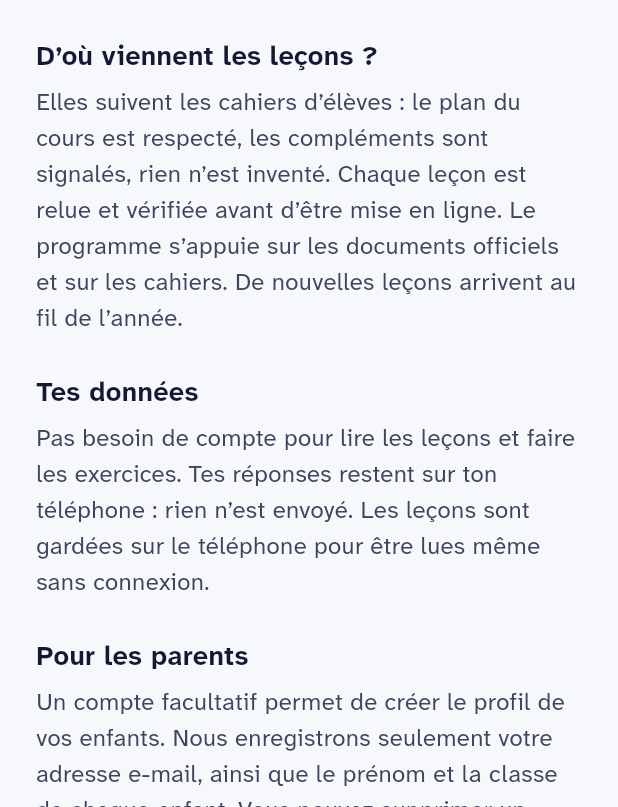
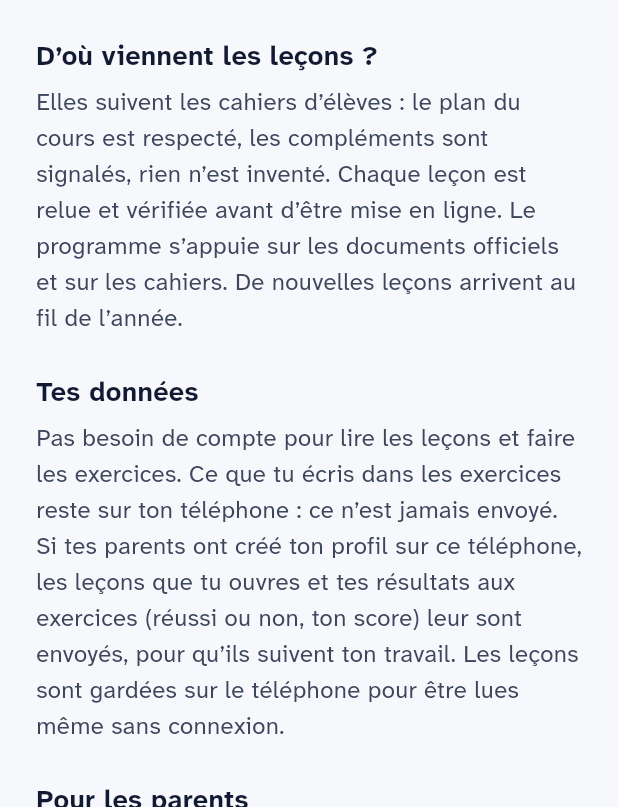
Before and after one commit to bgueye/SamaClasse, a Flutter app: the AProposScreen screen opened directly, on a phone screen of 412 x 824 dp, the part 429-1236 px from its top. Run offline on Flutter 3.47's test engine with Material 3 defaults, Android fonts, the phone set to English and light mode, and no system bars; our stand-ins replace flutter_markdown_plus, go_router, shared_preferences, supabase_flutter; accounts and stored records are empty.

Commit message:
Met à jour la page À propos pour le suivi des enfants (phase 3)
« Tes données » et « Pour les parents » décrivent désormais le suivi : le
texte saisi n'est jamais envoyé ; avec un profil choisi sur le téléphone,
leçons ouvertes et résultats partent vers le seul compte parent ; supprimer
un profil efface son suivi. Texte validé par Bocar (D18). Phase 3 terminée
côté code et essayée sur le téléphone ; CLAUDE.md à jour.

Co-Authored-By: Claude Opus 5.5 <noreply@anthropic.com>

```diff
--- a/lib/features/a_propos/a_propos_screen.dart
+++ b/lib/features/a_propos/a_propos_screen.dart
@@ -50,22 +50,31 @@ class AProposScreen extends StatelessWidget {
                       'vérifiée avant d’être mise en ligne. Le programme s’appuie sur les documents '
                       'officiels et sur les cahiers. De nouvelles leçons arrivent au fil de l’année.',
                     ),
+                    // Texte validé par Bocar le 15/11/2026 (phase 3). Chaque
+                    // phrase correspond à ce que fait l'application : rien
+                    // n'est envoyé sans profil choisi sur le téléphone et
+                    // parent connecté (D24), jamais le texte saisi (testé
+                    // dans test/data/suivi_test.dart), suivi visible du seul
+                    // compte parent (RLS) et effacé avec le profil.
                     const _Titre('Tes données'),
-                    // À revoir en phase 3 : quand les résultats seront
-                    // enregistrés pour les enfants qui ont un profil,
-                    // « rien n’est envoyé » ne sera plus vrai pour eux.
                     const _Paragraphe(
-                      'Pas besoin de compte pour lire les leçons et faire les exercices. Tes '
-                      'réponses restent sur ton téléphone : rien n’est envoyé. Les leçons sont '
-                      'gardées sur le téléphone pour être lues même sans connexion.',
+                      'Pas besoin de compte pour lire les leçons et faire les exercices. Ce que tu '
+                      'écris dans les exercices reste sur ton téléphone : ce n’est jamais envoyé. '
+                      'Si tes parents ont créé ton profil sur ce téléphone, les leçons que tu ouvres '
+                      'et tes résultats aux exercices (réussi ou non, ton score) leur sont envoyés, '
+                      'pour qu’ils suivent ton travail. Les leçons sont gardées sur le téléphone '
+                      'pour être lues même sans connexion.',
                     ),
                     // Seule partie vouvoyée de la page : elle s'adresse aux
                     // parents, comme l'espace parents (phase 2, D21).
                     const _Titre('Pour les parents'),
                     const _Paragraphe(
-                      'Un compte facultatif permet de créer le profil de vos enfants. Nous '
-                      'enregistrons seulement votre adresse e-mail, ainsi que le prénom et la '
-                      'classe de chaque enfant. Vous pouvez supprimer un profil à tout moment.',
+                      'Un compte facultatif permet de créer le profil de vos enfants et de suivre '
+                      'leur travail. Nous enregistrons votre adresse e-mail, le prénom et la classe '
+                      'de chaque enfant et, quand un enfant utilise son profil sur un téléphone, les '
+                      'leçons qu’il ouvre et ses résultats aux exercices (réussi ou non, score, '
+                      'date). Jamais ce qu’il écrit. Ces informations ne sont visibles que depuis '
+                      'votre compte. Supprimer un profil efface aussi son suivi.',
                     ),
                     const SizedBox(height: 28),
                     const Divider(),
```
Also changed, not shown: 4 other files.
